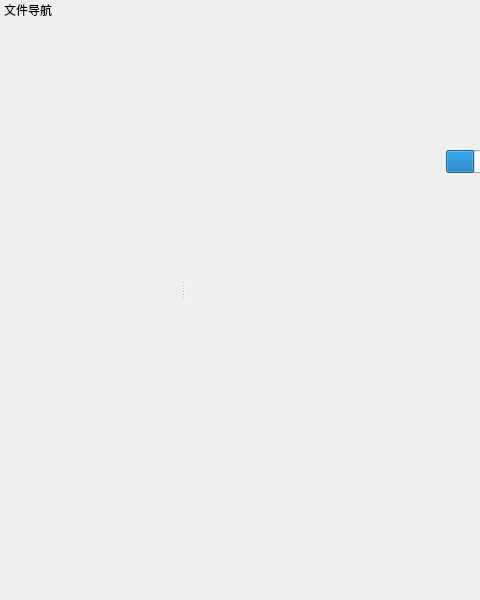
Old version of the form ui/pfileform.ui in the repository liricliu/Pisces; both pictures show x 0 to 480 and y 0 to 600 of the 800 by 600 pixel window.
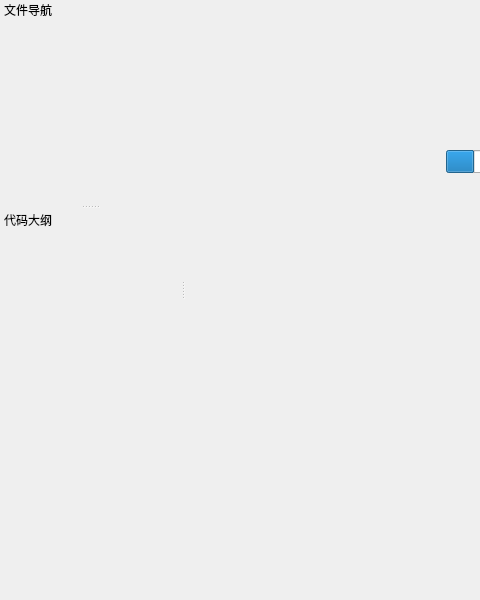
New version of the form.

Commit message: 加了点东西

The edit to the form file:
```diff
--- a/ui/pfileform.ui
+++ b/ui/pfileform.ui
@@ -33,11 +33,11 @@
    <property name="minimumSize">
     <size>
      <width>180</width>
-     <height>33</height>
+     <height>100</height>
     </size>
    </property>
    <property name="features">
-    <set>QDockWidget::NoDockWidgetFeatures</set>
+    <set>QDockWidget::DockWidgetMovable</set>
    </property>
    <property name="allowedAreas">
     <set>Qt::LeftDockWidgetArea</set>
@@ -50,6 +50,27 @@
    </attribute>
    <widget class="QWidget" name="dockWidgetContents"/>
   </widget>
+  <widget class="QDockWidget" name="dockWidget_2">
+   <property name="minimumSize">
+    <size>
+     <width>180</width>
+     <height>180</height>
+    </size>
+   </property>
+   <property name="features">
+    <set>QDockWidget::DockWidgetMovable</set>
+   </property>
+   <property name="allowedAreas">
+    <set>Qt::LeftDockWidgetArea|Qt::RightDockWidgetArea</set>
+   </property>
+   <property name="windowTitle">
+    <string>代码大纲</string>
+   </property>
+   <attribute name="dockWidgetArea">
+    <number>1</number>
+   </attribute>
+   <widget class="QWidget" name="dockWidgetContents_2"/>
+  </widget>
  </widget>
  <resources/>
  <connections/>
```
Left out of the diff: 2 changed lines with no effect on the pictures. The commit also changes 1 other file.
